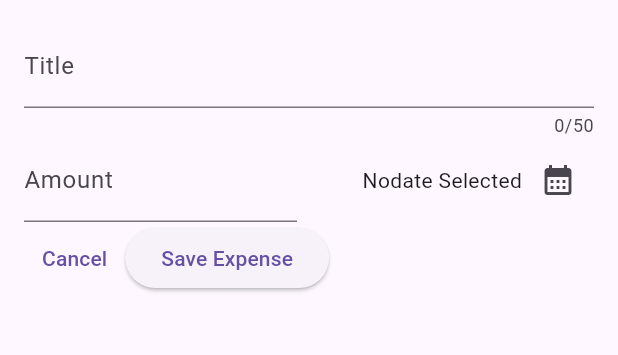
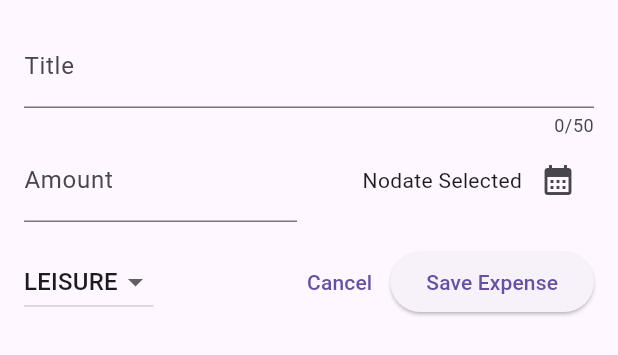
Before and after one commit to LokmanHossen/Expense_Teracker_flutter, a Flutter app: the NewExpense widget shown alone on an empty page, opened directly, on a phone screen of 412 x 824 dp. Shown: the top 355 px of the screen. Run offline on Flutter 3.47's test engine with Material 3 defaults, Android fonts, the phone set to English and light mode, and no system bars.

Commit message:
AddDropDownButton

```diff
--- a/lib/widget/new_expense.dart
+++ b/lib/widget/new_expense.dart
@@ -11,8 +11,9 @@ class NewExpense extends StatefulWidget {
 class _NewExpenseState extends State<NewExpense> {
   final _titleController = TextEditingController();
   final _amountController = TextEditingController();
+  DateTime? _selectedDate;
 
-  DateTime? _selectedDate;
+  Category _selectedCategory = Category.leisure;
 
   void _presentDatePicker() async {
     final now = DateTime.now();
@@ -86,8 +87,30 @@ class _NewExpenseState extends State<NewExpense> {
               ),
             ],
           ),
+          const SizedBox(height: 16),
           Row(
             children: [
+              DropdownButton(
+                  value: _selectedCategory,
+                  items: Category.values
+                      .map(
+                        (category) => DropdownMenuItem(
+                          value: category,
+                          child: Text(
+                            category.name.toUpperCase(),
+                          ),
+                        ),
+                      )
+                      .toList(),
+                  onChanged: (value) {
+                    // if (value == null) {
+                    //   return;
+                    // }
+                    setState(() {
+                      _selectedCategory = value!;
+                    });
+                  }),
+              const Spacer(),
               TextButton(
                 onPressed: () {
                   Navigator.pop(context);
```
